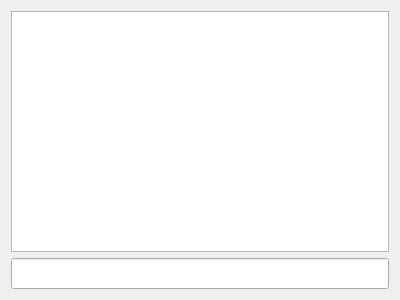
Before: the Qt Designer form rpnwidget.ui in joshuaeckroth/HandyRPN, drawn with Qt 5.
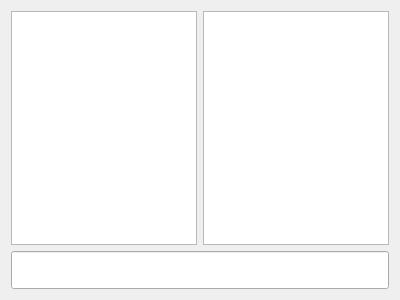
After: the same form once the commit is applied. Icons and pictures are not drawn. Custom widgets are drawn as their Qt base class.

Commit message: Added a history view.

What changed in the file:
```diff
--- a/rpnwidget.ui
+++ b/rpnwidget.ui
@@ -37,10 +37,10 @@
         <x>0</x>
         <y>0</y>
         <width>382</width>
-        <height>250</height>
+        <height>245</height>
        </rect>
       </property>
-      <layout class="QVBoxLayout" name="verticalLayout_3">
+      <layout class="QHBoxLayout" name="horizontalLayout">
        <property name="margin">
         <number>0</number>
        </property>
@@ -49,7 +49,7 @@
          <property name="font">
           <font>
            <family>Source Code Pro</family>
-           <pointsize>12</pointsize>
+           <pointsize>16</pointsize>
           </font>
          </property>
          <property name="frameShape">
@@ -57,6 +57,16 @@
          </property>
         </widget>
        </item>
+       <item>
+        <widget class="QTextBrowser" name="history">
+         <property name="font">
+          <font>
+           <family>Source Code Pro</family>
+           <pointsize>16</pointsize>
+          </font>
+         </property>
+        </widget>
+       </item>
       </layout>
      </widget>
     </widget>
@@ -66,7 +76,7 @@
      <property name="font">
       <font>
        <family>Source Code Pro</family>
-       <pointsize>12</pointsize>
+       <pointsize>16</pointsize>
       </font>
      </property>
     </widget>
```
The commit also changes 2 other files.
